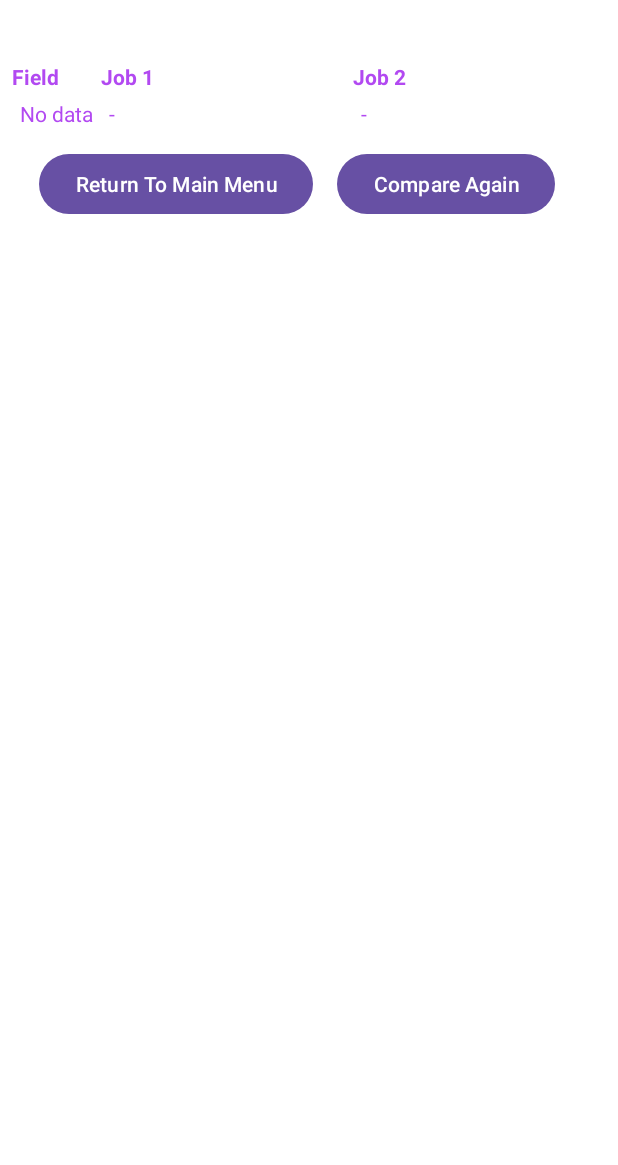
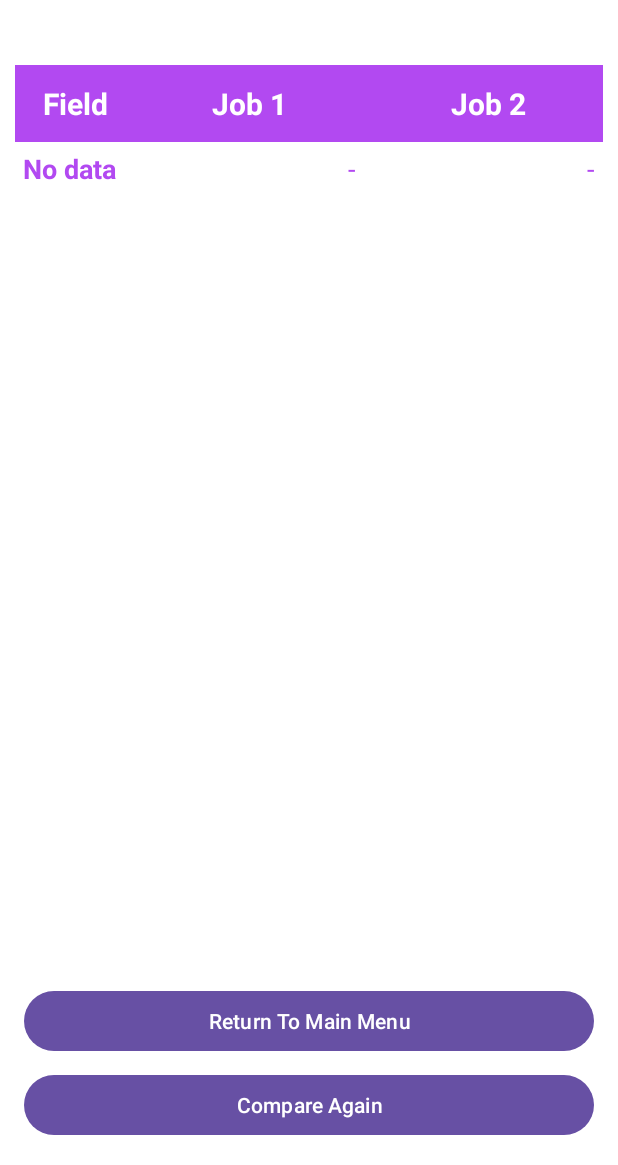
Before and after one commit to darienabdul/task-da, an Android app: the JobCompareActivity screen opened directly, with no data from a screen before it, on a phone screen of 412 x 824 dp, the part 71-1236 px from its top. Run offline under Robolectric (Android 15) with nearby library versions, the phone set to English and light mode, and no system bars.

```diff
--- a/app/build.gradle
+++ b/app/build.gradle
@@ -36,6 +36,7 @@ dependencies {
     implementation libs.constraintlayout
     implementation libs.gson
     implementation libs.core.splashscreen
+    implementation libs.constraintlayout.v214
 
     testImplementation libs.junit
     testImplementation libs.mockito.core
--- a/app/src/main/java/edu/gatech/seclass/jobcompare6300/ui/JobCompareActivity.java
+++ b/app/src/main/java/edu/gatech/seclass/jobcompare6300/ui/JobCompareActivity.java
@@ -2,7 +2,10 @@ package edu.gatech.seclass.jobcompare6300.ui;
 
 import android.content.Intent;
 import android.content.SharedPreferences;
+import android.graphics.Typeface;
 import android.os.Bundle;
+import android.view.Gravity;
+import android.view.View;
 import android.widget.Button;
 import android.widget.TableLayout;
 import android.widget.TableRow;
@@ -89,15 +92,23 @@ public class JobCompareActivity extends AppCompatActivity {
 
         TextView tvLabel = new TextView(this);
         tvLabel.setText(label);
+        tvLabel.setTypeface(null, Typeface.BOLD);
+        tvLabel.setTextSize(18);
         tvLabel.setPadding(8, 8, 8, 8);
 
         TextView tv1 = new TextView(this);
         tv1.setText(value1);
+        tv1.setTextSize(18);
         tv1.setPadding(8, 8, 8, 8);
+        tv1.setGravity(Gravity.END);
+        tv1.setTextAlignment(View.TEXT_ALIGNMENT_VIEW_END);
 
         TextView tv2 = new TextView(this);
         tv2.setText(value2);
+        tv2.setTextSize(18);
         tv2.setPadding(8, 8, 8, 8);
+        tv2.setGravity(Gravity.END);
+        tv2.setTextAlignment(View.TEXT_ALIGNMENT_VIEW_END);
 
         row.addView(tvLabel);
         row.addView(tv1);
--- a/app/src/main/java/edu/gatech/seclass/jobcompare6300/ui/JobRankActivity.java
+++ b/app/src/main/java/edu/gatech/seclass/jobcompare6300/ui/JobRankActivity.java
@@ -119,6 +119,7 @@ public class JobRankActivity extends AppCompatActivity {
 
             TextView textViewTitle = new TextView(this);
             textViewTitle.setText(rankedJob.job.title);
+            textViewTitle.setTextSize(20);
             textViewTitle.setPadding(8, 8, 8, 8);
             row.addView(textViewTitle);
 
--- a/app/src/main/res/layout/activity_job_compare.xml
+++ b/app/src/main/res/layout/activity_job_compare.xml
@@ -15,48 +15,79 @@
         app:layout_constraintTop_toTopOf="parent" />
 
     <LinearLayout
+        android:id="@+id/table_container"
+        android:layout_width="0dp"
+        android:layout_height="0dp"
+        android:orientation="vertical"
+        android:padding="2dp"
+        app:layout_constraintTop_toBottomOf="@id/header"
+        app:layout_constraintBottom_toTopOf="@id/button_container"
+        app:layout_constraintStart_toStartOf="parent"
+        app:layout_constraintEnd_toEndOf="parent">
+        <TableLayout
+            android:id="@+id/table_comparison"
+            android:layout_width="match_parent"
+            android:layout_height="wrap_content"
+            android:background="@android:color/white"
+            android:padding="8dp"
+            android:shrinkColumns="1,2"
+            android:stretchColumns="1,2">
+
+            <TableRow
+                android:background="@color/custom_purple"
+                android:padding="4dp">
+
+                <TextView
+                    android:text="Field"
+                    android:textStyle="bold"
+                    android:textColor="@android:color/white"
+                    android:textSize="20sp"
+                    android:textAlignment="center"
+                    android:gravity="center"
+                    android:padding="8dp" />
+
+                <TextView
+                    android:text="Job 1"
+                    android:textStyle="bold"
+                    android:textColor="@android:color/white"
+                    android:textSize="20sp"
+                    android:textAlignment="center"
+                    android:gravity="center"
+                    android:padding="8dp" />
+
+                <TextView
+                    android:text="Job 2"
+                    android:textStyle="bold"
+                    android:textColor="@android:color/white"
+                    android:textSize="20sp"
+                    android:textAlignment="center"
+                    android:gravity="center"
+                    android:padding="8dp" />
+            </TableRow>
+        </TableLayout>
+    </LinearLayout>
+    <LinearLayout
+        android:id="@+id/button_container"
         android:layout_width="match_parent"
         android:layout_height="wrap_content"
-        android:gravity="center"
-        android:orientation="horizontal"
-        app:layout_constraintTop_toBottomOf="@+id/table_comparison"
-        tools:layout_editor_absoluteX="37dp">
+        android:orientation="vertical"
+        android:padding="16dp"
+        app:layout_constraintBottom_toBottomOf="parent"
+        app:layout_constraintStart_toStartOf="parent"
+        app:layout_constraintEnd_toEndOf="parent">
 
         <Button
             android:id="@+id/button_back"
-            android:layout_width="wrap_content"
+            android:layout_width="match_parent"
             android:layout_height="wrap_content"
-            android:layout_marginEnd="16dp"
-            android:text="@string/return_to_main_menu" />
+            android:text="@string/return_to_main_menu"
+            android:layout_marginBottom="8dp" />
 
         <Button
             android:id="@+id/button_compare_again"
-            android:layout_width="wrap_content"
+            android:layout_width="match_parent"
             android:layout_height="wrap_content"
-            android:layout_marginEnd="16dp"
             android:text="@string/compare_again" />
     </LinearLayout>
 
-    <TableLayout
-        android:id="@+id/table_comparison"
-        android:layout_width="match_parent"
-        android:layout_height="wrap_content"
-        android:padding="8dp"
-        android:shrinkColumns="1,2"
-        android:stretchColumns="1,2"
-        app:layout_constraintTop_toBottomOf="@id/header">
-
-        <TableRow>
-            <TextView
-                android:text="Field"
-                android:textStyle="bold" />
-            <TextView
-                android:text="Job 1"
-                android:textStyle="bold" />
-            <TextView
-                android:text="Job 2"
-                android:textStyle="bold" />
-        </TableRow>
-    </TableLayout>
-
 </androidx.constraintlayout.widget.ConstraintLayout>
--- a/app/src/main/res/values/strings.xml
+++ b/app/src/main/res/values/strings.xml
@@ -4,6 +4,7 @@
     <string name="enter_job_offer">Enter Job Offer</string>
     <string name="adjust_comparison_settings">Adjust Comparison Settings</string>
     <string name="compare_jobs">Compare Jobs</string>
+    <string name="compare">Compare</string>
     <string name="save">Save</string>
     <string name="back">Back</string>
     <string name="job_title">Job Title</string>
--- a/app/src/main/res/values/themes.xml
+++ b/app/src/main/res/values/themes.xml
@@ -28,7 +28,8 @@
         <item name="boxStrokeColor">@color/custom_purple</item>
         <item name="hintTextColor">@color/custom_purple</item>
     </style>
-    <style name="CustomAutoCompleteTextView" parent="android:Widget.AutoCompleteTextView">
-        <item name="boxStrokeColor">@color/custom_purple</item>
+    <style name="SplashTheme" parent="Theme.AppCompat.NoActionBar">
+        <item name="android:windowFullscreen">true</item>
+        <item name="android:background">@color/white</item>
     </style>
 </resources>
--- a/gradle/libs.versions.toml
+++ b/gradle/libs.versions.toml
@@ -1,5 +1,6 @@
 [versions]
 agp = "8.8.2"
+constraintlayoutVersion = "2.1.4"
 coreSplashscreen = "1.0.1"
 junit = "4.13.2"
 junitVersion = "1.3.0"
@@ -13,6 +14,7 @@ mockito = "5.12.0"
 mockitoInline = "5.2.0"
 
 [libraries]
+constraintlayout-v214 = { module = "androidx.constraintlayout:constraintlayout", version.ref = "constraintlayoutVersion" }
 core-splashscreen = { module = "androidx.core:core-splashscreen", version.ref = "coreSplashscreen" }
 junit = { group = "junit", name = "junit", version.ref = "junit" }
 ext-junit = { group = "androidx.test.ext", name = "junit", version.ref = "junitVersion" }
```
Also changed, not shown: app/src/main/AndroidManifest.xml (+8 -3 lines), app/src/main/res/layout/activity_job_entry.xml (+7 -13 lines), app/src/main/res/layout/activity_job_rank.xml (+8 -13 lines), app/src/main/res/layout/activity_main.xml (+19 -7 lines), app/src/main/res/drawable/fondo.webp (deleted).
